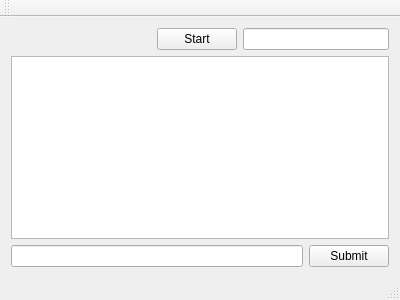
Qt form mainwindow.ui (gnudeb/TCPChat) before a commit.
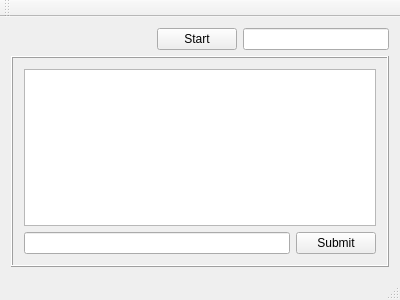
The same form after that commit.

Diff of the .ui file:
```diff
--- a/mainwindow.ui
+++ b/mainwindow.ui
@@ -59,7 +59,26 @@
      </layout>
     </item>
     <item>
-     <widget class="QTextEdit" name="chatText"/>
+     <widget class="QFrame" name="ServerPanelFrame">
+      <property name="enabled">
+       <bool>true</bool>
+      </property>
+      <property name="frameShape">
+       <enum>QFrame::Box</enum>
+      </property>
+      <property name="frameShadow">
+       <enum>QFrame::Raised</enum>
+      </property>
+      <layout class="QVBoxLayout" name="verticalLayout_2">
+       <item>
+        <widget class="QTextEdit" name="chatText">
+         <property name="enabled">
+          <bool>true</bool>
+         </property>
+         <property name="readOnly">
+          <bool>true</bool>
+         </property>
+        </widget>
     </item>
     <item>
      <layout class="QHBoxLayout" name="horizontalLayout">
@@ -80,6 +99,9 @@
        </widget>
       </item>
      </layout>
+       </item>
+      </layout>
+     </widget>
     </item>
    </layout>
   </widget>
```
Lines whose indentation alone changed are shown as unchanged.
